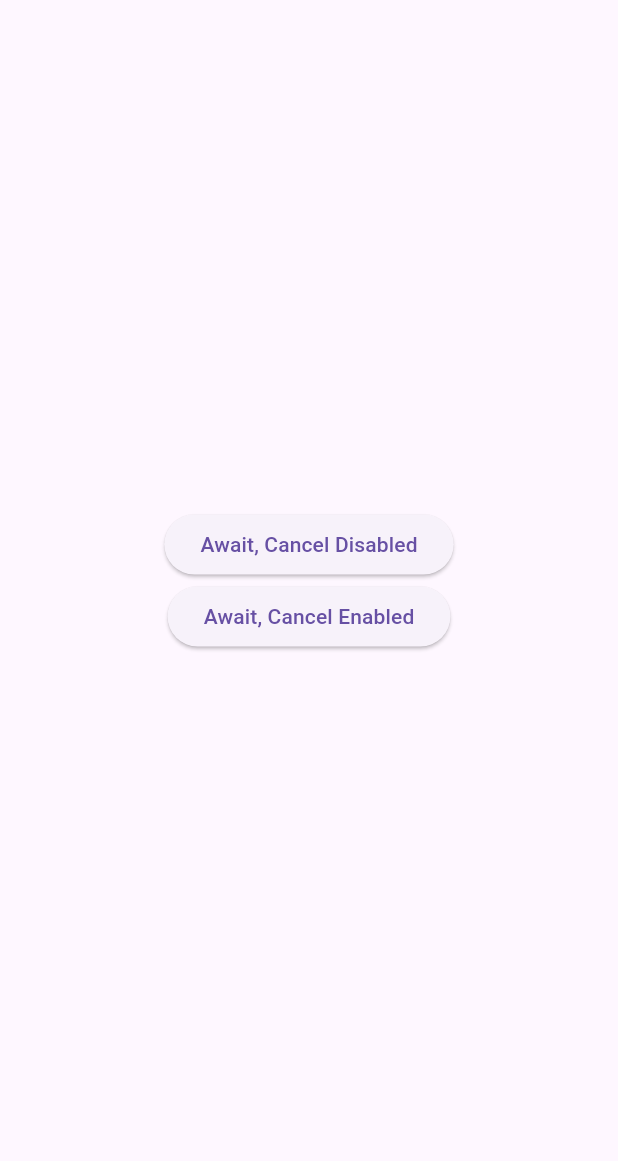
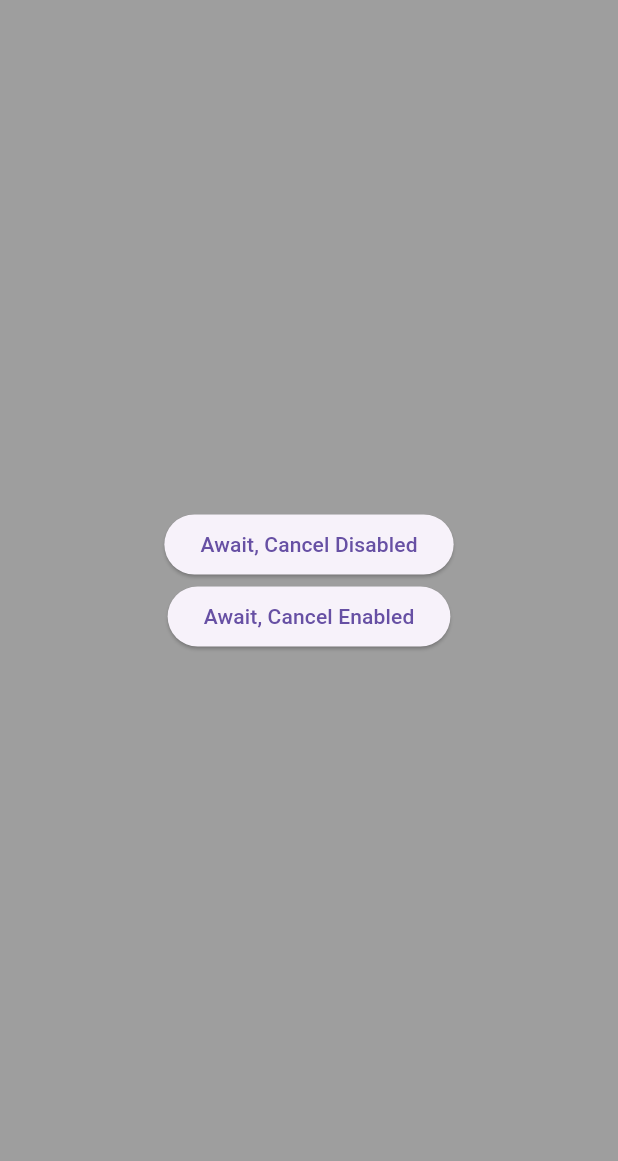
Before and after one commit to allenbrunson/async_await_cancel, a Flutter app: the screen it shows after launch, on a phone screen of 412 x 824 dp, the part 75-1236 px from its top. Run offline on Flutter 3.47's test engine with Material 3 defaults, Android fonts, the phone set to English and light mode, and no system bars.

Commit message:
remove obsolete theme color

```diff
--- a/lib/widgets/home_widget.dart
+++ b/lib/widgets/home_widget.dart
@@ -67,7 +67,7 @@ class _HomeWidgetState extends State<HomeWidget>
     }
 
     Widget _bodyInner() {
-        final colr = Theme.of(this.context).dialogBackgroundColor;
+        const colr = Colors.grey;
         final view = SafeArea(child:this._surface());
         return backgroundColorWidget(view, colr);
     }
```
